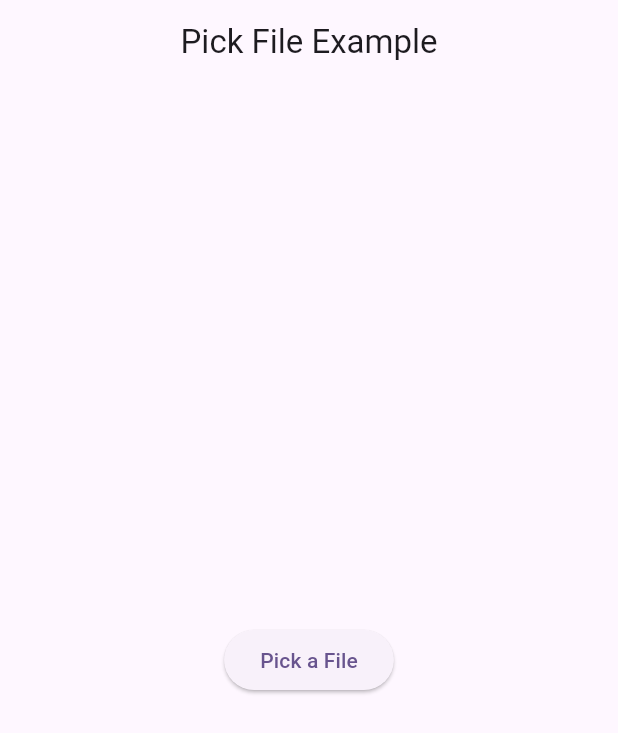
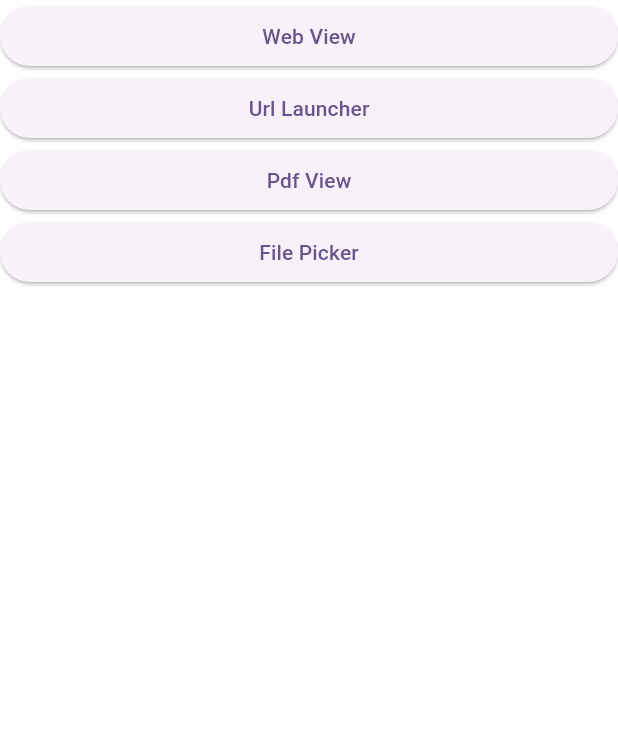
Before and after one commit to virajasodariya/packages_flutter_practice, a Flutter app: the screen it shows after launch, on a phone screen of 412 x 824 dp. Shown: the top 733 px of the screen. Run offline on Flutter 3.47's test engine with Material 2 defaults, Android fonts, the phone set to English and light mode, and no system bars; our stand-ins replace file_picker, webview_flutter; missing offline and left inert: flutter_pdfview.

Commit message:
init commit

```diff
--- a/lib/FilePicker/file_picker.dart
+++ b/lib/FilePicker/file_picker.dart
@@ -1,5 +1,5 @@
+import 'package:file_picker/file_picker.dart';
 import 'package:flutter/material.dart';
-import 'package:file_picker/file_picker.dart';
 
 class FilePickerExample extends StatefulWidget {
   const FilePickerExample({super.key});
--- a/lib/PdfView/pdf_view.dart
+++ b/lib/PdfView/pdf_view.dart
@@ -1,9 +1,10 @@
 import 'dart:developer';
 import 'dart:io';
+
 import 'package:flutter/foundation.dart';
 import 'package:flutter/material.dart';
+import 'package:flutter/services.dart' show ByteData, rootBundle;
 import 'package:flutter_pdfview/flutter_pdfview.dart';
-import 'package:flutter/services.dart' show ByteData, rootBundle;
 import 'package:path_provider/path_provider.dart';
 
 class PdfViewExample extends StatefulWidget {
--- /dev/null
+++ b/lib/all_packages.dart
@@ -0,0 +1,62 @@
+import 'package:flutter/material.dart';
+import 'package:packages_flutter_practice/FilePicker/file_picker.dart';
+import 'package:packages_flutter_practice/PdfView/pdf_view.dart';
+import 'package:packages_flutter_practice/UrlLauncher/url_launcher.dart';
+import 'package:packages_flutter_practice/WebView/web_view_example.dart';
+
+class AllPackages extends StatefulWidget {
+  const AllPackages({super.key});
+
+  @override
+  State<AllPackages> createState() => _AllPackagesState();
+}
+
+class _AllPackagesState extends State<AllPackages> {
+  @override
+  Widget build(BuildContext context) {
+    return ListView(
+      children: [
+        ElevatedButton(
+          onPressed: () {
+            Navigator.push(
+                context,
+                MaterialPageRoute(
+                  builder: (context) => const WebViewExample(),
+                ));
+          },
+          child: const Text("Web View"),
+        ),
+        ElevatedButton(
+          onPressed: () {
+            Navigator.push(
+                context,
+                MaterialPageRoute(
+                  builder: (context) => const UrlLauncherExample(),
+                ));
+          },
+          child: const Text("Url Launcher"),
+        ),
+        ElevatedButton(
+          onPressed: () {
+            Navigator.push(
+                context,
+                MaterialPageRoute(
+                  builder: (context) => const PdfViewExample(),
+                ));
+          },
+          child: const Text("Pdf View"),
+        ),
+        ElevatedButton(
+          onPressed: () {
+            Navigator.push(
+                context,
+                MaterialPageRoute(
+                  builder: (context) => const FilePickerExample(),
+                ));
+          },
+          child: const Text("File Picker"),
+        ),
+      ],
+    );
+  }
+}
--- a/lib/main.dart
+++ b/lib/main.dart
@@ -1,8 +1,5 @@
 import 'package:flutter/material.dart';
-import 'package:packages_flutter_practice/FilePicker/file_picker.dart';
-import 'package:packages_flutter_practice/PdfView/pdf_view.dart';
-import 'package:packages_flutter_practice/UrlLauncher/url_launcher.dart';
-import 'package:packages_flutter_practice/WebView/web_view_example.dart';
+import 'package:packages_flutter_practice/all_packages.dart';
 
 void main() {
   runApp(const MyApp());
@@ -19,7 +16,7 @@ class MyApp extends StatelessWidget {
         colorScheme: ColorScheme.fromSeed(seedColor: Colors.deepPurple),
         useMaterial3: true,
       ),
-      home: const FilePickerExample(),
+      home: const AllPackages(),
     );
   }
 }
```
Also changed, not shown: 1 other file.
